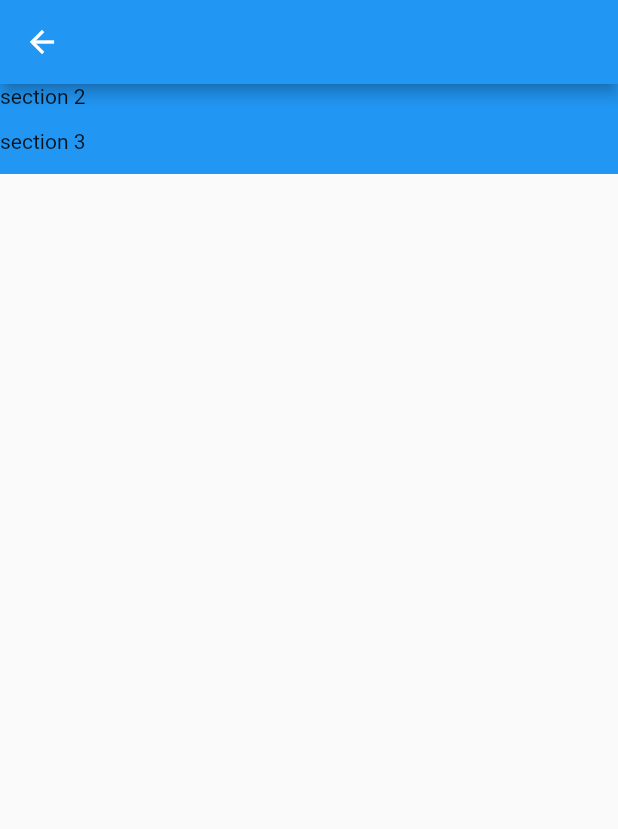
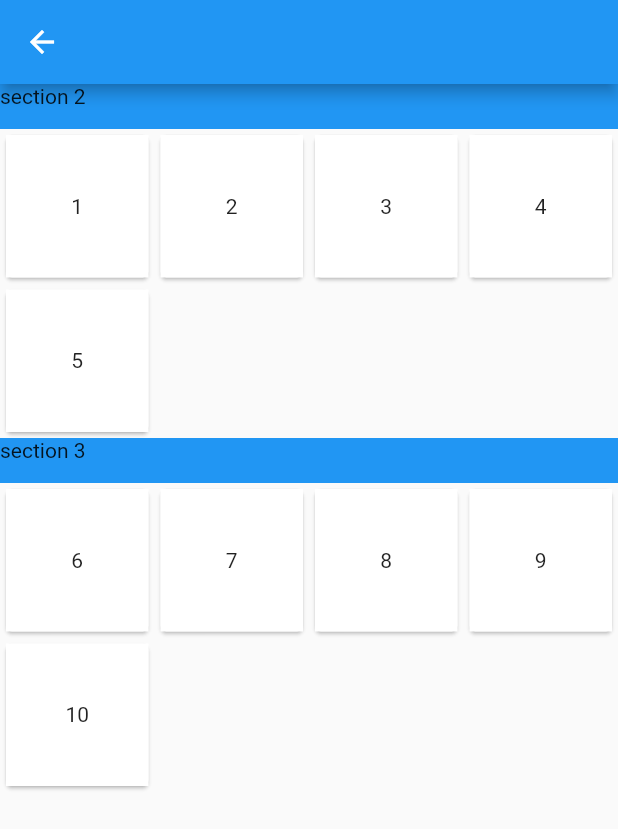
Before and after one commit to akshatshah/code_test, a Flutter app: the ScreenOne screen opened directly, on a phone screen of 412 x 824 dp. Shown: the top 829 px of the screen. Run offline on Flutter 3.47's test engine with Material 2 defaults, Android fonts, the phone set to English and light mode, and no system bars.

Commit message:
Adding updates

```diff
--- a/lib/screens/screen_1.dart
+++ b/lib/screens/screen_1.dart
@@ -39,20 +39,37 @@ class ScreenOne extends StatelessWidget {
                       color: Colors.blue,
                       child: Text(json[index]["header"]),
                     ),
-                    // GridView.builder(
-                    //     shrinkWrap: true,
-                    //     gridDelegate: SliverGridDelegateWithFixedCrossAxisCount(
-                    //         crossAxisCount: 3),
-                    //     itemBuilder: (context, ind) {
-                    //       List<String> values =
-                    //           json[index]["items"] as List<String>;
-                    //       return Card(
-                    //         child: Text(values[ind]),
-                    //       );
-                    //     })
+                    GridWidget(
+                      items: json[index]["items"] as List<String>,
+                    )
                   ],
                 )),
       ),
     );
   }
 }
+
+class GridWidget extends StatelessWidget {
+  GridWidget({
+    Key key,
+    this.items,
+  }) : super(key: key);
+
+  final List<String> items;
+  @override
+  Widget build(BuildContext context) {
+    return GridView.count(
+      crossAxisCount: 4,
+      shrinkWrap: true,
+      children: items.map((value) {
+        return Card(
+          child: Container(
+            color: Colors.white,
+            alignment: Alignment.center,
+            child: Text(value),
+          ),
+        );
+      }).toList(),
+    );
+  }
+}
```
Also changed, not shown: lib/screens/screen_2.dart (+58 -8 lines), lib/screens/screen_3.dart (+17 -3 lines).
